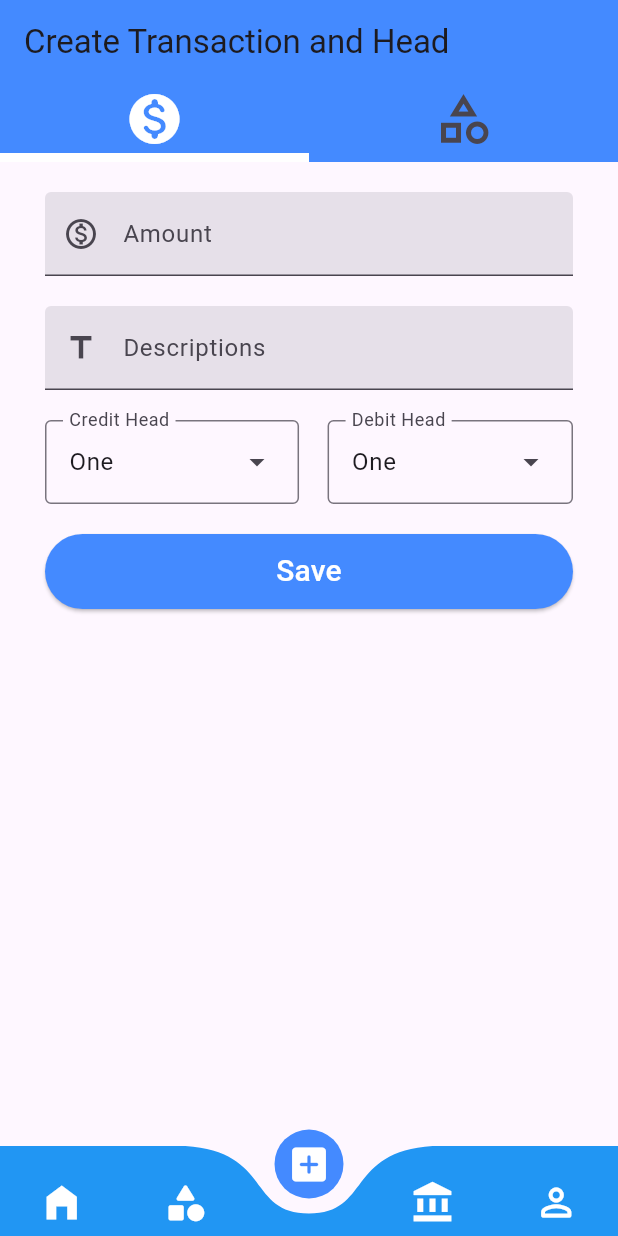
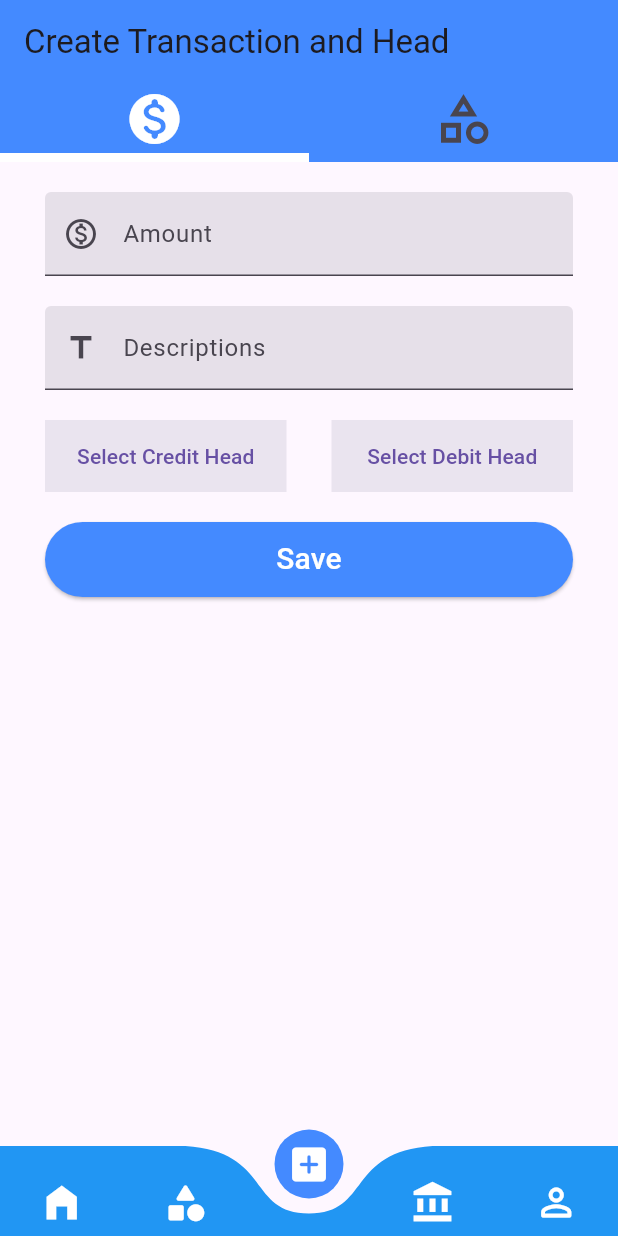
Before and after one commit to hellosrinath/daily_cost, a Flutter app: the MyBottomBar screen opened by its route, item 3 of the bottom bar chosen, after a tap on "Save", on a phone screen of 412 x 824 dp. Run offline on Flutter 3.47's test engine with Material 3 defaults, Android fonts, the light colour scheme and no system bars; drawn by our look-alikes of curved_navigation_bar; our stand-ins replace freezed_annotation, shared_preferences; accounts and stored records are empty; network calls fail.

Commit message:
adding head list api

```diff
--- a/lib/datasource/app_data_source.dart
+++ b/lib/datasource/app_data_source.dart
@@ -2,8 +2,11 @@ import 'dart:convert';
 import 'dart:io';
 
 import 'package:daily_cost/datasource/data_source.dart';
-import 'package:daily_cost/models/app_user.dart';
-import 'package:daily_cost/models/auth_response_model.dart';
+import 'package:daily_cost/models/head/head_create_model.dart';
+import 'package:daily_cost/models/head/head_create_response_model.dart';
+import 'package:daily_cost/models/head/head_list_data.dart';
+import 'package:daily_cost/models/login/app_user.dart';
+import 'package:daily_cost/models/login/auth_response_model.dart';
 import 'package:daily_cost/utils/helper_functions.dart';
 import 'package:flutter/cupertino.dart';
 import 'package:http/http.dart' as http;
@@ -31,13 +34,68 @@ class AppDataSource extends DataSource {
       );
       final map = json.decode(response.body);
       debugPrint("Login Response: $map");
-      final authResponseModel = AuthResponseModel.fromJson(map);
-      await saveToken(authResponseModel.token);
-      await saveCompanyId(authResponseModel.user.companyId);
-      await saveUserId(authResponseModel.user.userId);
-      return authResponseModel;
+      bool isAuthorized = map['isAuthorized'];
+      debugPrint("Login Response: $isAuthorized");
+      if (isAuthorized) {
+        final authResponseModel = AuthResponseModel.fromJson(map);
+        await saveToken(authResponseModel.token);
+        await saveCompanyId(authResponseModel.user.companyId);
+        await saveUserId(authResponseModel.user.userId);
+        return authResponseModel;
+      } else {
+        return null;
+      }
     } catch (error) {
       return null;
     }
   }
+
+  @override
+  Future<HeadCreateResponseModel?> createHead(
+      HeadCreateModel headCreateModel) async {
+    final url = '$baseUrl${'Head/Create'}';
+    try {
+      final response = await http.post(Uri.parse(url),
+          headers: await authHeader,
+          body: json.encode(headCreateModel.toJson()));
+      final map = json.decode(response.body);
+      debugPrint("createHead: $map");
+      final status = map['status'];
+      final isAuthorized = map['isAuthorized'];
+      if (status && isAuthorized) {
+        final headResponseModel = HeadCreateResponseModel.fromJson(map);
+        debugPrint("createHead: $headResponseModel");
+        return headResponseModel;
+      } else {
+        return null;
+      }
+    } catch (error) {
+      return null;
+    }
+  }
+
+  @override
+  Future<HeadListData?> gettingHeadList() async {
+    final url = '$baseUrl${'Head/GetHeadList'}';
+    try {
+      final response =
+          await http.get(Uri.parse(url), headers: await authHeader);
+      final map = json.decode(response.body);
+      debugPrint("headList: $map");
+      final status = map['status'];
+      final isAuthorized = map['isAuthorized'];
+      debugPrint("headList: status- $status");
+      debugPrint("headList: isAuthorized- $isAuthorized");
+      if (status && isAuthorized) {
+        final headResponse = HeadListData.fromJson(map);
+        debugPrint("headList: headResponse- $headResponse");
+        return headResponse;
+      } else {
+        return null;
+      }
+    } catch (error) {
+      return null;
+    }
+    return null;
+  }
 }
--- /dev/null
+++ b/lib/models/head/head_create_model.dart
@@ -0,0 +1,21 @@
+import 'package:freezed_annotation/freezed_annotation.dart';
+
+part 'head_create_model.freezed.dart';
+
+part 'head_create_model.g.dart';
+
+@unfreezed
+class HeadCreateModel with _$HeadCreateModel {
+  factory HeadCreateModel({
+    required int CompId,
+    required int Type,
+    required String Name,
+    required int CreatedBy,
+    @Default('192.168.1.1') String CreatedIp,
+    @Default(0) int UpdatedBy,
+    @Default('192.169.1.1') String UpdatedIp,
+  }) = _HeadCreateModel;
+
+  factory HeadCreateModel.fromJson(Map<String, dynamic> json) =>
+      _$HeadCreateModelFromJson(json);
+}
--- /dev/null
+++ b/lib/models/head/head_create_response_model.dart
@@ -0,0 +1,23 @@
+import 'package:daily_cost/models/head/head_data.dart';
+import 'package:freezed_annotation/freezed_annotation.dart';
+
+part 'head_create_response_model.freezed.dart';
+
+part 'head_create_response_model.g.dart';
+
+@unfreezed
+class HeadCreateResponseModel with _$HeadCreateResponseModel {
+  factory HeadCreateResponseModel({
+    required bool status,
+    required bool isAuthorized,
+    required String message,
+    required String messageType,
+    required HeadData data,
+    @Default('192.168.1.1') String CreatedIp,
+    @Default(0) int UpdatedBy,
+    @Default('192.169.1.1') String UpdatedIp,
+  }) = _HeadCreateResponseModel;
+
+  factory HeadCreateResponseModel.fromJson(Map<String, dynamic> json) =>
+      _$HeadCreateResponseModelFromJson(json);
+}
--- /dev/null
+++ b/lib/models/head/head_item.dart
@@ -0,0 +1,17 @@
+import 'package:freezed_annotation/freezed_annotation.dart';
+
+part 'head_item.freezed.dart';
+
+part 'head_item.g.dart';
+
+@unfreezed
+class HeadItem with _$HeadItem {
+  factory HeadItem({
+    required int compId,
+    required int id,
+    required int type,
+    required String name,
+  }) = _HeadItem;
+
+  factory HeadItem.fromJson(Map<String, dynamic> json) => _$HeadItemFromJson(json);
+}
--- /dev/null
+++ b/lib/models/head/head_list_data.dart
@@ -0,0 +1,21 @@
+import 'package:daily_cost/models/head/head_data.dart';
+import 'package:daily_cost/models/head/head_item.dart';
+import 'package:daily_cost/pages/head_page.dart';
+import 'package:freezed_annotation/freezed_annotation.dart';
+
+part 'head_list_data.freezed.dart';
+part 'head_list_data.g.dart';
+
+@unfreezed
+class HeadListData with _$HeadListData {
+  factory HeadListData({
+    required bool status,
+    required bool isAuthorized,
+    required String message,
+    required String messageType,
+    required List<HeadItem> data,
+  }) = _HeadListData;
+
+  factory HeadListData.fromJson(Map<String, dynamic> json) =>
+      _$HeadListDataFromJson(json);
+}
--- a/lib/models/auth_response_model.dart
+++ b/lib/models/login/auth_response_model.dart
@@ -1,4 +1,4 @@
-import 'package:daily_cost/models/user.dart';
+import 'package:daily_cost/models/login/user.dart';
 import 'package:freezed_annotation/freezed_annotation.dart';
 
 part 'auth_response_model.freezed.dart';
--- a/lib/pages/login_page.dart
+++ b/lib/pages/login_page.dart
@@ -1,4 +1,4 @@
-import 'package:daily_cost/models/app_user.dart';
+import 'package:daily_cost/models/login/app_user.dart';
 import 'package:daily_cost/providers/app_data_provider.dart';
 import 'package:daily_cost/utils/constants.dart';
 import 'package:daily_cost/utils/helper_functions.dart';
--- a/lib/pages/transaction_page.dart
+++ b/lib/pages/transaction_page.dart
@@ -1,7 +1,11 @@
 import 'package:daily_cost/customwidgets/my_radio_button.dart';
+import 'package:daily_cost/models/head/head_create_model.dart';
+import 'package:daily_cost/providers/app_data_provider.dart';
+import 'package:daily_cost/utils/helper_functions.dart';
 import 'package:flutter/material.dart';
+import 'package:provider/provider.dart';
 
-
+import '../models/head/head_item.dart';
 
 class TransactionPage extends StatefulWidget {
   const TransactionPage({super.key});
@@ -11,12 +15,44 @@ class TransactionPage extends StatefulWidget {
 }
 
 class _TransactionPageState extends State<TransactionPage> {
+  final formKey = GlobalKey<FormState>();
+  final headTextEditingController = TextEditingController();
+  var type = 1;
+
+  bool isFirst = true;
+  List<HeadItem> headItem = [];
+  List<String> headList = ["Test"];
+
+  @override
+  void didChangeDependencies() {
+    if (isFirst) {
+      getHeadData();
+    }
+    super.didChangeDependencies();
+  }
+
+  void getHeadData() async {
+    final response = await Provider.of<AppDataProvider>(context, listen: false)
+        .getHeadList();
+    if (response != null) {
+      headItem.clear();
+      headItem = response.data;
+      headList.clear();
+      for (HeadItem item in headItem) {
+        headList.add(item.name);
+      }
+    }
+    setState(() {});
+    debugPrint('getHeads: ${headItem.length}');
+  }
+
+  String selectedCreditValue = 'Select Credit Head';
+  String selectedDebitValue = 'Select Debit Head';
+
   @override
   Widget build(BuildContext context) {
     const List<String> creditList = <String>['One', 'Two', 'Three', 'Four'];
     String dropDownValue = creditList.first;
-
-
     return MaterialApp(
       debugShowCheckedModeBanner: false,
       home: DefaultTabController(
@@ -41,9 +77,13 @@ class _TransactionPageState extends State<TransactionPage> {
             ),
             title: const Text('Create Transaction and Head'),
           ),
-          body: TabBarView(
+          body: Form(
+            key: formKey,
+            child: TabBarView(
               children: [
-              Column(
+                SingleChildScrollView(
+                  child: Column(
+                    crossAxisAlignment: CrossAxisAlignment.stretch,
                     children: [
                       const SizedBox(height: 20.0),
                       Padding(
@@ -83,33 +123,28 @@ class _TransactionPageState extends State<TransactionPage> {
                         child: Row(
                           mainAxisAlignment: MainAxisAlignment.spaceBetween,
                           children: [
-                        DropdownMenu(
-                          label: const Text('Credit Head'),
-                          initialSelection: creditList.first,
-                          onSelected: (String? value) {
-                            setState(() {
-                              dropDownValue = value!;
-                            });
+                            Expanded(
+                              child: Container(
+                                color: const Color(0xFFEAE4EF),
+                                child: TextButton(
+                                  onPressed: () {
+                                    _showDropdown(true);
                                   },
-                          dropdownMenuEntries: creditList
-                              .map<DropdownMenuEntry<String>>((String value) {
-                            return DropdownMenuEntry<String>(
-                                value: value, label: value);
-                          }).toList(),
+                                  child: Text(selectedCreditValue),
                                 ),
-                        DropdownMenu(
-                          label: const Text('Debit Head'),
-                          initialSelection: creditList.first,
-                          onSelected: (String? value) {
-                            setState(() {
-                              dropDownValue = value!;
-                            });
+                              ),
+                            ),
+                            const SizedBox(width: 30),
+                            Expanded(
+                              child: Container(
+                                color: const Color(0xFFEAE4EF),
+                                child: TextButton(
+                                  onPressed: () {
+                                    _showDropdown(false);
                                   },
-                          dropdownMenuEntries: creditList
-                              .map<DropdownMenuEntry<String>>((String value) {
-                            return DropdownMenuEntry<String>(
-                                value: value, label: value);
-                          }).toList(),
+                                  child: Text(selectedDebitValue),
+                                ),
+                              ),
                             ),
                           ],
                         ),
@@ -134,15 +169,19 @@ class _TransactionPageState extends State<TransactionPage> {
                             ),
                           ),
                         ),
-                  )
+                      ),
                     ],
                   ),
+                ),
+
+                ///------------Head Create----------////
                 Column(
                   children: [
                     const SizedBox(height: 20.0),
                     Padding(
                       padding: const EdgeInsets.symmetric(horizontal: 30.0),
                       child: TextFormField(
+                        controller: headTextEditingController,
                         decoration: const InputDecoration(
                             prefixIcon: Icon(Icons.title),
                             filled: true,
@@ -155,7 +194,11 @@ class _TransactionPageState extends State<TransactionPage> {
                         },
                       ),
                     ),
-                 const MyRadioButton(),
+                    MyRadioButton(
+                      onSubmit: (value) {
+                        type = value;
+                      },
+                    ),
                     const SizedBox(height: 20.0),
                     Padding(
                       padding: const EdgeInsets.symmetric(horizontal: 30.0),
@@ -167,7 +210,7 @@ class _TransactionPageState extends State<TransactionPage> {
                             backgroundColor: Colors.blueAccent,
                             foregroundColor: Colors.white,
                           ),
-                        onPressed: () {},
+                          onPressed: _createHead,
                           child: const Text(
                             'Save',
                             style: TextStyle(
@@ -183,6 +226,72 @@ class _TransactionPageState extends State<TransactionPage> {
             ),
           ),
         ),
+      ),
     );
   }
+
+  void _showDropdown(bool isCreditHead) {
+    showModalBottomSheet(
+      context: context,
+      builder: (BuildContext context) {
+        return ListView.builder(
+          itemCount: headItem.length,
+          itemBuilder: (BuildContext context, int index) {
+            return InkWell(
+              onTap: () {
+                _selectValue(headItem[index].name, isCreditHead);
+              },
+              child: ListTile(
+                title: Text(headItem[index].name),
+                subtitle: const Text("test data"),
+                leading: const Icon(Icons.currency_bitcoin),
+              ),
+            );
+          },
+        );
+      },
+    );
   }
+
+  void _selectValue(String value, bool isCreditHead) {
+    Navigator.pop(context); // Close the dropdown
+    setState(() {
+      if (isCreditHead) {
+        selectedCreditValue = value;
+      } else {
+        selectedDebitValue = value;
+      }
+    });
+  }
+
+  void _createHead() async {
+    if (formKey.currentState!.validate()) {
+      final headName = headTextEditingController.text;
+      final response =
+          await Provider.of<AppDataProvider>(context, listen: false).createHead(
+              HeadCreateModel(
+                  CompId: await getCompanyId(),
+                  Type: type,
+                  Name: headName,
+                  CreatedBy: await getUserId()));
+      debugPrint("headCreateResponse: $response");
+      if (!context.mounted) return;
+      if (response != null) {
+        if (response.status && response.isAuthorized) {
+          showMessage(context, response.message);
+          headTextEditingController.text = '';
+        } else {
+          showMessage(context, response.message);
+        }
+      } else {
+        showMessage(context, "Failed to create head");
+      }
+    }
+  }
+
+  @override
+  void dispose() {
+    headTextEditingController.dispose();
+    super.dispose();
+  }
+}
--- a/lib/providers/app_data_provider.dart
+++ b/lib/providers/app_data_provider.dart
@@ -1,9 +1,12 @@
 import 'package:daily_cost/datasource/app_data_source.dart';
 import 'package:daily_cost/datasource/data_source.dart';
-import 'package:daily_cost/models/app_user.dart';
+import 'package:daily_cost/models/head/head_create_model.dart';
+import 'package:daily_cost/models/login/app_user.dart';
 import 'package:flutter/material.dart';
 
-import '../models/auth_response_model.dart';
+import '../models/head/head_create_response_model.dart';
+import '../models/head/head_list_data.dart';
+import '../models/login/auth_response_model.dart';
 
 class AppDataProvider extends ChangeNotifier {
   final DataSource _dataSource = AppDataSource();
@@ -13,4 +16,17 @@ class AppDataProvider extends ChangeNotifier {
     if (response == null) return null;
     return response;
   }
+
+  Future<HeadCreateResponseModel?> createHead(
+      HeadCreateModel headCreateModel) async {
+    final response = await _dataSource.createHead(headCreateModel);
+    if (response == null) return null;
+    return response;
+  }
+
+  Future<HeadListData?> getHeadList() async {
+    final response = await _dataSource.gettingHeadList();
+    if (response == null) return null;
+    return response;
+  }
 }
```
Also changed, not shown: lib/customwidgets/my_radio_button.dart (+8 -1 lines), lib/datasource/data_source.dart (+9 -2 lines), lib/models/head/headCreate.json (added, +9 -0 lines), lib/models/head/head_data.dart (added, +18 -0 lines), lib/models/head/headcreateresponse.json (added, +20 -0 lines), lib/pages/head_page.dart (+35 -3 lines), lib/models/head/head_create_model.freezed.dart (added), lib/models/head/head_create_model.g.dart (added), lib/models/head/head_create_response_model.freezed.dart (added), lib/models/head/head_create_response_model.g.dart (added), lib/models/head/head_data.freezed.dart (added), lib/models/head/head_data.g.dart (added), lib/models/head/head_item.freezed.dart (added), lib/models/head/head_item.g.dart (added), 10 more files. Lines whose indentation alone changed are shown as unchanged.
